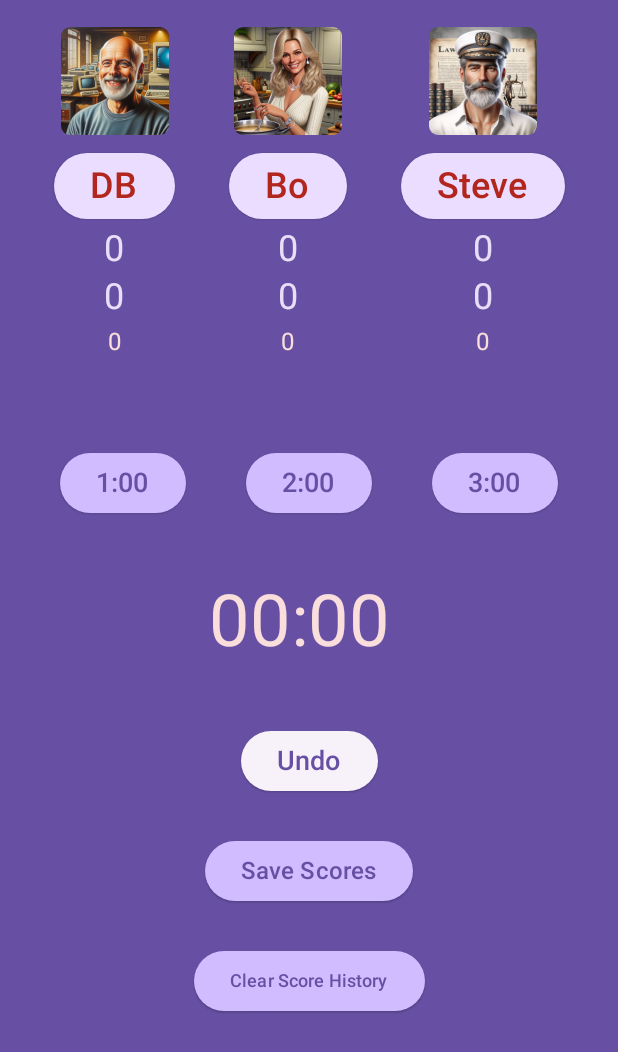
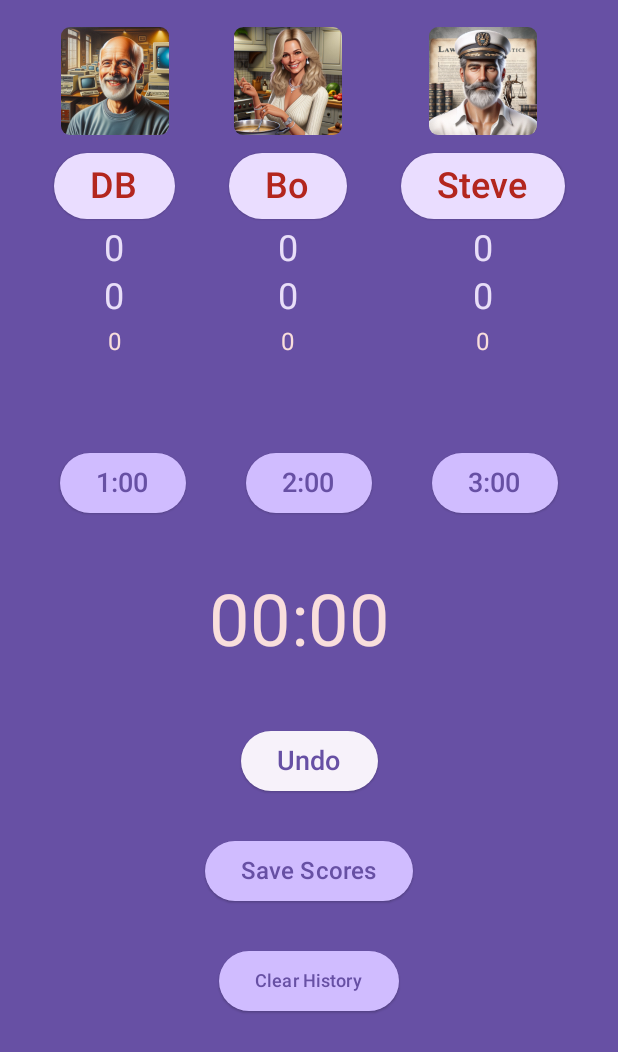
Before and after one commit to des-albert/Rummikub, an Android app built with Jetpack Compose: the composable ScoreSummary shown on its own in the app's theme, on a phone screen of 412 x 824 dp. Shown: the top 1052 px of the screen. Run offline under Robolectric (Android 15) with nearby library versions, the phone set to English and light mode, and no system bars.

Commit message:
Various updates

```diff
--- a/app/src/main/java/org/db/rummikub/MainActivity.kt
+++ b/app/src/main/java/org/db/rummikub/MainActivity.kt
@@ -402,7 +402,7 @@ fun ScoreSummary(
                     )
                     {
                         Text(
-                            text = "Clear Score History",
+                            text = "Clear History",
                             fontSize = 12.sp
                         )
                     }
```
